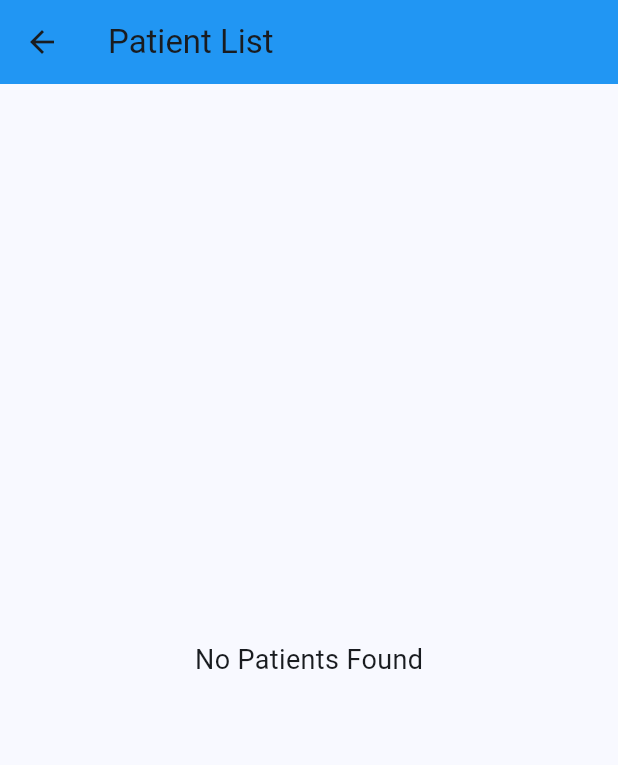
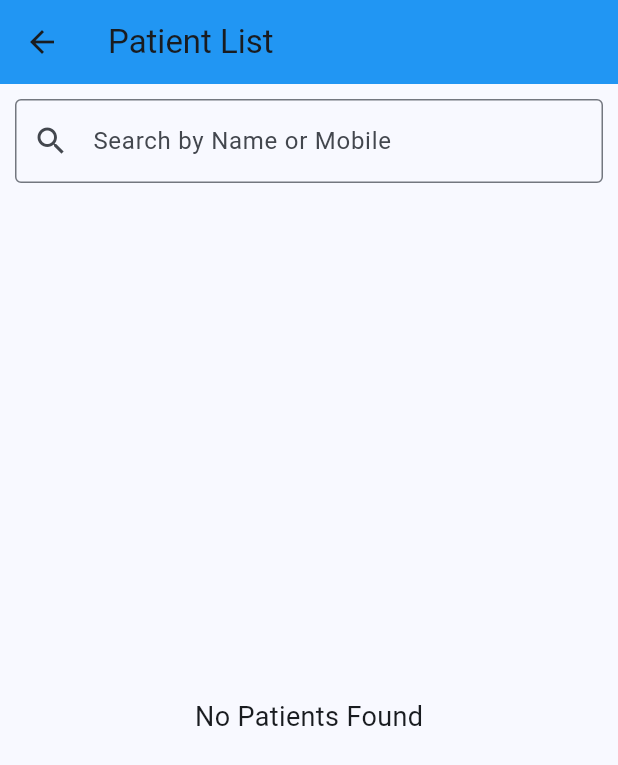
Before and after one commit to rajeshburlagadda/dr-venus-op-management, a Flutter app: the PatientListScreen screen opened directly, on a phone screen of 412 x 824 dp. Shown: the top 765 px of the screen. Run offline on Flutter 3.47's test engine with Material 3 defaults, Android fonts, the phone set to English and light mode, and no system bars; our stand-ins replace sqflite; accounts and stored records are empty.

Commit message:
Completed Patient Module - Add, Search, Edit, Update

```diff
--- a/lib/screens/dashboard_screen.dart
+++ b/lib/screens/dashboard_screen.dart
@@ -158,7 +158,7 @@ class DashboardScreen extends StatelessWidget {
           children: [
             CircleAvatar(
               radius: 35,
-              backgroundColor: color.withOpacity(0.15),
+              backgroundColor: color.withValues(alpha: 0.15),
               child: Icon(icon, size: 40, color: color),
             ),
 
--- a/lib/screens/patient_list_screen.dart
+++ b/lib/screens/patient_list_screen.dart
@@ -2,6 +2,7 @@ import 'package:flutter/material.dart';
 
 import '../database/database_helper.dart';
 import '../models/patient_model.dart';
+import 'patient_screen.dart';
 
 class PatientListScreen extends StatefulWidget {
   const PatientListScreen({super.key});
@@ -12,6 +13,8 @@ class PatientListScreen extends StatefulWidget {
 
 class _PatientListScreenState extends State<PatientListScreen> {
   List<Patient> patients = [];
+  List<Patient> filteredPatients = [];
+  final TextEditingController searchController = TextEditingController();
 
   @override
   void initState() {
@@ -21,7 +24,17 @@ class _PatientListScreenState extends State<PatientListScreen> {
 
   Future<void> loadPatients() async {
     patients = await DatabaseHelper.instance.getAllPatients();
+    filteredPatients = List.from(patients);
     setState(() {});
+  }
+
+  void searchPatients(String value) {
+    setState(() {
+      filteredPatients = patients.where((patient) {
+        return patient.name.toLowerCase().contains(value.toLowerCase()) ||
+            patient.mobile.contains(value);
+      }).toList();
+    });
   }
 
   @override
@@ -31,18 +44,52 @@ class _PatientListScreenState extends State<PatientListScreen> {
         title: const Text("Patient List"),
         backgroundColor: Colors.blue,
       ),
-      body: patients.isEmpty
+      body: Column(
+        children: [
+          Padding(
+            padding: const EdgeInsets.all(10),
+            child: TextField(
+              controller: searchController,
+              decoration: const InputDecoration(
+                hintText: "Search by Name or Mobile",
+                prefixIcon: Icon(Icons.search),
+                border: OutlineInputBorder(),
+              ),
+              onChanged: searchPatients,
+            ),
+          ),
+
+          Expanded(
+            child: filteredPatients.isEmpty
                 ? const Center(
-              child: Text("No Patients Found", style: TextStyle(fontSize: 18)),
+                    child: Text(
+                      "No Patients Found",
+                      style: TextStyle(fontSize: 18),
+                    ),
                   )
                 : ListView.builder(
-              itemCount: patients.length,
+                    itemCount: filteredPatients.length,
                     itemBuilder: (context, index) {
-                final patient = patients[index];
+                      final patient = filteredPatients[index];
                       return Card(
                         margin: const EdgeInsets.all(8),
+                        child: InkWell(
+                          onTap: () {
+                            print("Tapped patient: ${patient.name}");
+                            print("Tapped ID: ${patient.id}");
+
+                            Navigator.push(
+                              context,
+                              MaterialPageRoute(
+                                builder: (context) =>
+                                    PatientScreen(patient: patient),
+                              ),
+                            );
+                          },
                           child: ListTile(
-                    leading: const CircleAvatar(child: Icon(Icons.person)),
+                            leading: const CircleAvatar(
+                              child: Icon(Icons.person),
+                            ),
                             title: Text(patient.name),
                             subtitle: Text(
                               "Age: ${patient.age} | ${patient.gender}\n"
@@ -50,10 +97,14 @@ class _PatientListScreenState extends State<PatientListScreen> {
                             ),
                             isThreeLine: true,
                             trailing: const Icon(Icons.arrow_forward_ios),
-                  ),
-                );
+                          ), // ListTile
+                        ), // InkWell
+                      ); // Card
                     },
                   ),
-    );
+          ),
+        ], // children
+      ), // Column
+    ); // Scaffold // Column // Scaffold
   }
 }
```
Also changed, not shown: lib/database/database_helper.dart (+12 -0 lines), lib/screens/patient_screen.dart (+50 -21 lines). Lines whose indentation alone changed are shown as unchanged.
